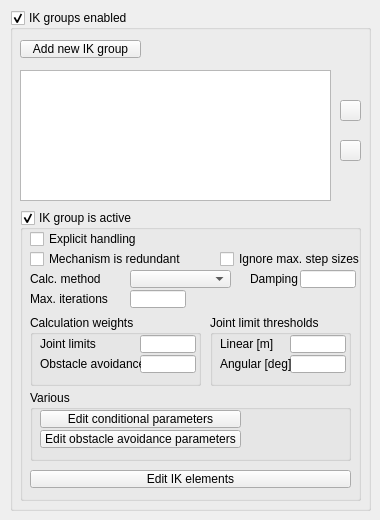
CoppeliaRobotics/coppeliaSimLib, file ui/qdlgik.ui: the form before one commit.
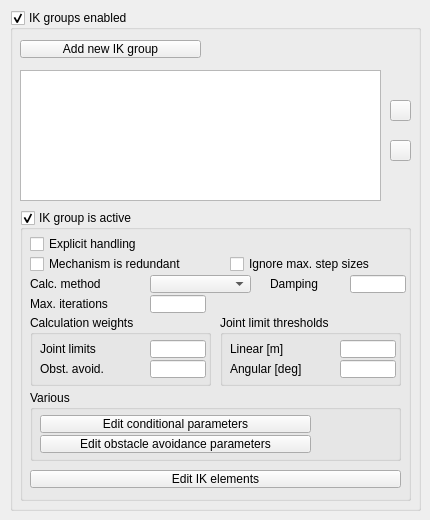
The form after the commit. Icons and pictures are not drawn.

Patch:
```diff
--- a/ui/qdlgik.ui
+++ b/ui/qdlgik.ui
@@ -6,7 +6,7 @@
    <rect>
     <x>0</x>
     <y>0</y>
-    <width>380</width>
+    <width>430</width>
     <height>520</height>
    </rect>
   </property>
@@ -21,7 +21,7 @@
     <rect>
      <x>10</x>
      <y>10</y>
-     <width>361</width>
+     <width>411</width>
      <height>501</height>
     </rect>
    </property>
@@ -39,7 +39,7 @@
      <rect>
       <x>10</x>
       <y>30</y>
-      <width>121</width>
+      <width>181</width>
       <height>18</height>
      </rect>
     </property>
@@ -55,7 +55,7 @@
      <rect>
       <x>10</x>
       <y>60</y>
-      <width>311</width>
+      <width>361</width>
       <height>131</height>
      </rect>
     </property>
@@ -63,7 +63,7 @@
    <widget class="QToolButton" name="qqUp">
     <property name="geometry">
      <rect>
-      <x>330</x>
+      <x>380</x>
       <y>90</y>
       <width>21</width>
       <height>21</height>
@@ -83,7 +83,7 @@
    <widget class="QToolButton" name="qqDown">
     <property name="geometry">
      <rect>
-      <x>330</x>
+      <x>380</x>
       <y>130</y>
       <width>21</width>
       <height>21</height>
@@ -105,7 +105,7 @@
      <rect>
       <x>10</x>
       <y>200</y>
-      <width>341</width>
+      <width>391</width>
       <height>291</height>
      </rect>
     </property>
@@ -122,8 +122,8 @@
      <property name="geometry">
       <rect>
        <x>10</x>
-       <y>20</y>
-       <width>151</width>
+       <y>25</y>
+       <width>191</width>
        <height>18</height>
       </rect>
      </property>
@@ -138,8 +138,8 @@
      <property name="geometry">
       <rect>
        <x>10</x>
-       <y>40</y>
-       <width>151</width>
+       <y>45</y>
+       <width>201</width>
        <height>18</height>
       </rect>
      </property>
@@ -154,8 +154,8 @@
      <property name="geometry">
       <rect>
        <x>10</x>
-       <y>60</y>
-       <width>101</width>
+       <y>65</y>
+       <width>121</width>
        <height>18</height>
       </rect>
      </property>
@@ -166,8 +166,8 @@
     <widget class="QComboBox" name="qqCalcMethodCombo">
      <property name="geometry">
       <rect>
-       <x>110</x>
-       <y>60</y>
+       <x>130</x>
+       <y>65</y>
        <width>101</width>
        <height>18</height>
       </rect>
@@ -176,9 +176,9 @@
     <widget class="QLabel" name="label_2">
      <property name="geometry">
       <rect>
-       <x>230</x>
-       <y>60</y>
-       <width>51</width>
+       <x>250</x>
+       <y>65</y>
+       <width>81</width>
        <height>18</height>
       </rect>
      </property>
@@ -189,8 +189,8 @@
     <widget class="QLineEdit" name="qqDamping">
      <property name="geometry">
       <rect>
-       <x>280</x>
-       <y>60</y>
+       <x>330</x>
+       <y>65</y>
        <width>56</width>
        <height>18</height>
       </rect>
@@ -200,8 +200,8 @@
      <property name="geometry">
       <rect>
        <x>10</x>
-       <y>80</y>
-       <width>101</width>
+       <y>85</y>
+       <width>121</width>
        <height>18</height>
       </rect>
      </property>
@@ -212,8 +212,8 @@
     <widget class="QLineEdit" name="qqMaxIterations">
      <property name="geometry">
       <rect>
-       <x>110</x>
-       <y>80</y>
+       <x>130</x>
+       <y>85</y>
        <width>56</width>
        <height>18</height>
       </rect>
@@ -222,9 +222,9 @@
     <widget class="QCheckBox" name="qqIgnoreMaxStepSizes">
      <property name="geometry">
       <rect>
-       <x>200</x>
-       <y>40</y>
-       <width>151</width>
+       <x>210</x>
+       <y>45</y>
+       <width>181</width>
        <height>18</height>
       </rect>
      </property>
@@ -240,7 +240,7 @@
       <rect>
        <x>10</x>
        <y>105</y>
-       <width>171</width>
+       <width>181</width>
        <height>71</height>
       </rect>
      </property>
@@ -253,8 +253,8 @@
      <widget class="QLineEdit" name="qqWeightJointLimits">
       <property name="geometry">
        <rect>
-        <x>110</x>
-        <y>20</y>
+        <x>120</x>
+        <y>25</y>
         <width>56</width>
         <height>18</height>
        </rect>
@@ -264,8 +264,8 @@
       <property name="geometry">
        <rect>
         <x>10</x>
-        <y>20</y>
-        <width>101</width>
+        <y>25</y>
+        <width>111</width>
         <height>18</height>
        </rect>
       </property>
@@ -276,8 +276,8 @@
      <widget class="QLineEdit" name="qqWeightObstacleAvoidance">
       <property name="geometry">
        <rect>
-        <x>110</x>
-        <y>40</y>
+        <x>120</x>
+        <y>45</y>
         <width>56</width>
         <height>18</height>
        </rect>
@@ -287,22 +287,22 @@
       <property name="geometry">
        <rect>
         <x>10</x>
-        <y>40</y>
-        <width>101</width>
+        <y>45</y>
+        <width>111</width>
         <height>18</height>
        </rect>
       </property>
       <property name="text">
-       <string>Obstacle avoidance</string>
+       <string>Obst. avoid.</string>
       </property>
      </widget>
     </widget>
     <widget class="QGroupBox" name="groupBox_5">
      <property name="geometry">
       <rect>
-       <x>190</x>
+       <x>200</x>
        <y>105</y>
-       <width>141</width>
+       <width>181</width>
        <height>71</height>
       </rect>
      </property>
@@ -315,8 +315,8 @@
      <widget class="QLineEdit" name="qqThresholdLinear">
       <property name="geometry">
        <rect>
-        <x>80</x>
-        <y>20</y>
+        <x>120</x>
+        <y>25</y>
         <width>56</width>
         <height>18</height>
        </rect>
@@ -326,8 +326,8 @@
       <property name="geometry">
        <rect>
         <x>10</x>
-        <y>20</y>
-        <width>71</width>
+        <y>25</y>
+        <width>111</width>
         <height>18</height>
        </rect>
       </property>
@@ -338,8 +338,8 @@
      <widget class="QLineEdit" name="qqThresholdAngular">
       <property name="geometry">
        <rect>
-        <x>80</x>
-        <y>40</y>
+        <x>120</x>
+        <y>45</y>
         <width>56</width>
         <height>18</height>
        </rect>
@@ -349,8 +349,8 @@
       <property name="geometry">
        <rect>
         <x>10</x>
-        <y>40</y>
-        <width>71</width>
+        <y>45</y>
+        <width>111</width>
         <height>18</height>
        </rect>
       </property>
@@ -364,7 +364,7 @@
       <rect>
        <x>10</x>
        <y>180</y>
-       <width>321</width>
+       <width>371</width>
        <height>71</height>
       </rect>
      </property>
@@ -378,8 +378,8 @@
       <property name="geometry">
        <rect>
         <x>10</x>
-        <y>20</y>
-        <width>201</width>
+        <y>25</y>
+        <width>271</width>
         <height>18</height>
        </rect>
       </property>
@@ -394,8 +394,8 @@
       <property name="geometry">
        <rect>
         <x>10</x>
-        <y>40</y>
-        <width>201</width>
+        <y>45</y>
+        <width>271</width>
         <height>18</height>
        </rect>
       </property>
@@ -412,7 +412,7 @@
       <rect>
        <x>10</x>
        <y>260</y>
-       <width>321</width>
+       <width>371</width>
        <height>18</height>
       </rect>
      </property>
```
